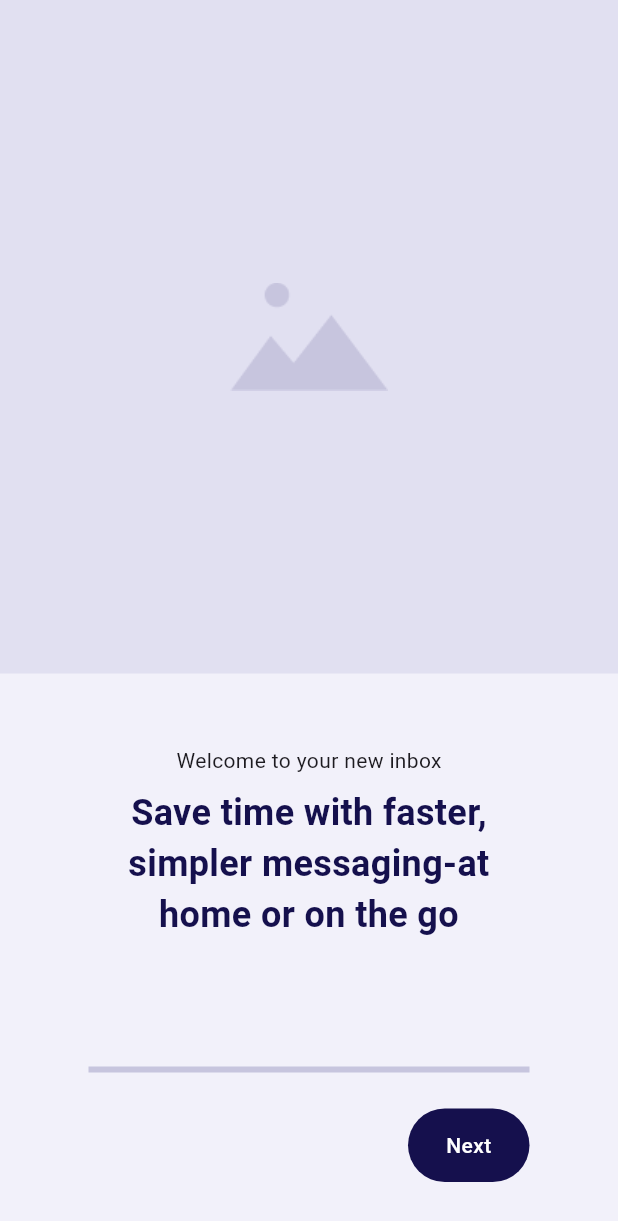
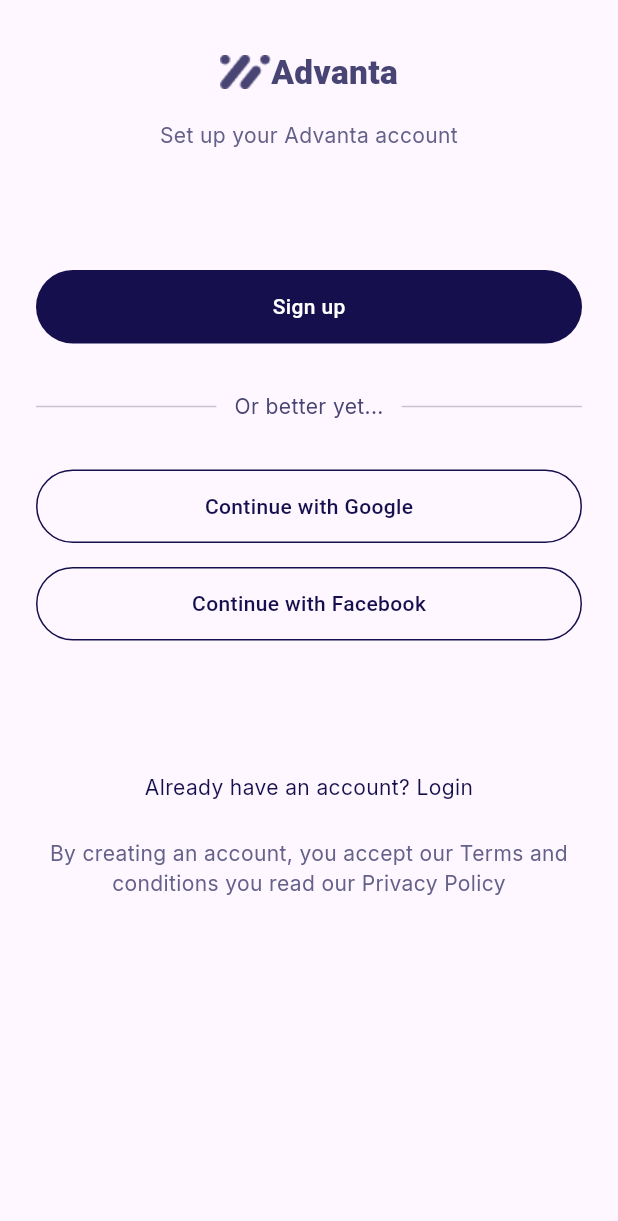
Before and after one commit to femitubosun/avanta, a Flutter app: the WalkthroughPage screen opened by its route, after a tap on "Next", on a phone screen of 412 x 824 dp. Shown: the top 1221 px of the screen. Run offline on Flutter 3.47's test engine with Material 3 defaults, Android fonts, the phone set to English and light mode, and no system bars; our stand-ins replace google_fonts.

Commit message:
feat: signup page

```diff
--- /dev/null
+++ b/lib/pages/signup_page.dart
@@ -0,0 +1,119 @@
+import 'package:avanta/shared/colors.dart';
+import 'package:avanta/shared/custom_button.dart';
+import 'package:avanta/shared/text.dart';
+import 'package:flutter/material.dart';
+
+class SignupPage extends StatefulWidget {
+  static String routeName = '/signup';
+
+  const SignupPage({super.key});
+
+  @override
+  State<SignupPage> createState() => _SignupPageState();
+}
+
+class _SignupPageState extends State<SignupPage> {
+  @override
+  Widget build(BuildContext context) {
+    return Scaffold(
+        body: SafeArea(
+            child: SizedBox(
+      width: double.infinity,
+      child: Padding(
+        padding: const EdgeInsets.symmetric(horizontal: 24, vertical: 32),
+        child: SizedBox(
+          width: double.infinity,
+          child: Column(
+            crossAxisAlignment: CrossAxisAlignment.center,
+            children: [
+              Row(
+                mainAxisAlignment: MainAxisAlignment.center,
+                children: [
+                  Image.asset(
+                    'assets/images/logo-alt.png',
+                    height: 23,
+                  ),
+                  Text(
+                    "Advanta",
+                    style: TextStyle(
+                        color: CustomColors.primary700,
+                        fontWeight: FontWeight.w900,
+                        fontSize: 22.3),
+                  )
+                ],
+              ),
+              const SizedBox(
+                height: 16,
+              ),
+              CustomText(
+                text: "Set up your Advanta account",
+                variant: CustomTextVariant.bodyMediumRegular,
+                color: CustomColors.primary600,
+              ),
+              const SizedBox(
+                height: 64,
+              ),
+              const SizedBox(
+                height: 16,
+              ),
+              CustomButton(text: "Sign up", onTap: () {}),
+              Padding(
+                padding: const EdgeInsets.symmetric(vertical: 32),
+                child: Row(
+                  mainAxisAlignment: MainAxisAlignment.center,
+                  children: [
+                    const Expanded(
+                      child: Divider(), // Divider on the left side
+                    ),
+                    Container(
+                      padding: const EdgeInsets.symmetric(horizontal: 12),
+                      child: CustomText(
+                          text: "Or better yet...",
+                          variant: CustomTextVariant.bodyLargeRegular,
+                          color: CustomColors.primary700),
+                    ),
+                    const Expanded(
+                      child: Divider(), // Divider on the right side
+                    ),
+                  ],
+                ),
+              ),
+              Column(
+                children: [
+                  CustomButton(
+                    text: "Continue with Google",
+                    onTap: () {},
+                    variant: CustomButtonVariant.outline,
+                  ),
+                  const SizedBox(
+                    height: 16,
+                  ),
+                  CustomButton(
+                    text: "Continue with Facebook",
+                    onTap: () {},
+                    variant: CustomButtonVariant.outline,
+                  )
+                ],
+              ),
+              const SizedBox(
+                height: 88,
+              ),
+              CustomText(
+                  text: "Already have an account? Login",
+                  variant: CustomTextVariant.bodyMediumRegular,
+                  color: CustomColors.primary900),
+              const SizedBox(
+                height: 24,
+              ),
+              CustomText(
+                  text:
+                      "By creating an account, you accept our Terms and conditions you read our Privacy Policy",
+                  variant: CustomTextVariant.bodyMediumRegular,
+                  color: CustomColors.primary600)
+            ],
+          ),
+        ),
+      ),
+    )));
+  }
+}
--- a/lib/pages/walk_through_page.dart
+++ b/lib/pages/walk_through_page.dart
@@ -1,3 +1,4 @@
+import 'package:avanta/pages/signup_page.dart';
 import 'package:avanta/shared/colors.dart';
 import 'package:avanta/shared/custom_button.dart';
 import 'package:flutter/material.dart';
@@ -54,12 +55,15 @@ class WalkthroughPage extends StatelessWidget {
                   const SizedBox(
                     height: 24,
                   ),
-                  const Align(
+                  Align(
                     alignment: Alignment.bottomRight,
                     child: SizedBox(
                       width: 81,
                       child: CustomButton(
                         text: "Next",
+                        onTap: () {
+                          Navigator.pushNamed(context, SignupPage.routeName);
+                        },
                       ),
                     ),
                   )
--- a/lib/routes.dart
+++ b/lib/routes.dart
@@ -1,8 +1,10 @@
 import 'package:avanta/pages/home_page.dart';
+import 'package:avanta/pages/signup_page.dart';
 import 'package:avanta/pages/walk_through_page.dart';
 import 'package:flutter/material.dart';
 
 Map<String, Widget Function(BuildContext)> routes = {
   HomePage.routeName: (context) => const HomePage(),
-  WalkthroughPage.routeName: (context) => const WalkthroughPage()
+  WalkthroughPage.routeName: (context) => const WalkthroughPage(),
+  SignupPage.routeName: (context) => const SignupPage()
 };
--- a/lib/shared/custom_button.dart
+++ b/lib/shared/custom_button.dart
@@ -1,13 +1,20 @@
+import 'package:avanta/shared/colors.dart';
 import 'package:flutter/material.dart';
+
+enum CustomButtonVariant { elevated, outline }
 
 class CustomButton extends StatefulWidget {
   final double? width;
   final double? height;
   final Color backgroundColor;
   final String text;
+  final CustomButtonVariant variant;
+  final void Function() onTap;
 
   const CustomButton(
       {required this.text,
+      required this.onTap,
+      this.variant = CustomButtonVariant.elevated,
       this.width,
       this.height = 49,
       this.backgroundColor = const Color(0xff15104D),
@@ -21,22 +28,29 @@ class _CustomButtonState extends State<CustomButton> {
   @override
   Widget build(BuildContext context) {
     return GestureDetector(
-      onTap: () {},
+      onTap: widget.onTap,
       child: Container(
         width: widget.width ?? double.infinity,
         height: widget.height,
         alignment: Alignment.center,
         decoration: BoxDecoration(
           borderRadius: BorderRadius.circular(100),
-          color: widget.backgroundColor,
+          border: widget.variant == CustomButtonVariant.elevated
+              ? null
+              : Border.all(color: widget.backgroundColor),
+          color: widget.variant == CustomButtonVariant.elevated
+              ? widget.backgroundColor
+              : null,
         ),
         child: Row(
           mainAxisAlignment: MainAxisAlignment.center,
           children: [
             Text(
               widget.text,
-              style: const TextStyle(
-                color: Colors.white,
+              style: TextStyle(
+                color: widget.variant == CustomButtonVariant.elevated
+                    ? Colors.white
+                    : CustomColors.primary900,
                 fontWeight: FontWeight.w500,
               ),
             ),
--- /dev/null
+++ b/lib/shared/text.dart
@@ -0,0 +1,134 @@
+import 'package:flutter/material.dart';
+import 'package:google_fonts/google_fonts.dart';
+
+class CustomTextVariant {
+  static dynamic bodySmall = {
+    "fonstSize": 12.0,
+    "fontWeight": FontWeight.normal,
+    "lineHeight": 19.0,
+  };
+
+  static dynamic bodyMediumRegular = {
+    "fonstSize": 14.0,
+    "fontWeight": FontWeight.normal,
+    "lineHeight": 21.0,
+  };
+
+  static dynamic bodyMediumSemiBold = {
+    "fonstSize": 14.0,
+    "fontWeight": FontWeight.w600,
+    "lineHeight": 21.0,
+  };
+  static dynamic bodyMediumBold = {
+    "fonstSize": 14.0,
+    "fontWeight": FontWeight.bold,
+    "lineHeight": 21.0,
+  };
+
+  static dynamic bodyLargeRegular = {
+    "fonstSize": 16.0,
+    "fontWeight": FontWeight.normal,
+    "lineHeight": 24.0,
+  };
+
+  static dynamic bodyBold = {
+    "fonstSize": 16.0,
+    "fontWeight": FontWeight.bold,
+    "lineHeight": 24.0,
+  };
+
+  static dynamic labelSmall = {
+    "fonstSize": 11.0,
+    "fontWeight": FontWeight.normal,
+    "lineHeight": 18.0,
+  };
+
+  static dynamic labelMedium = {
+    "fonstSize": 12.0,
+    "fontWeight": FontWeight.normal,
+    "lineHeight": 19,
+  };
+
+  static dynamic labelLarge = {
+    "fonstSize": 14.0,
+    "fontWeight": FontWeight.normal,
+    "lineHeight": 21.0,
+  };
+  static dynamic titleSmall = {
+    "fonstSize": 14.0,
+    "fontWeight": FontWeight.w600,
+    "lineHeight": 21.0,
+  };
+
+  static dynamic titleMedium = {
+    "fonstSize": 16.0,
+    "fontWeight": FontWeight.w600,
+    "lineHeight": 23.0,
+  };
+
+  static dynamic titleLarge = {
+    "fonstSize": 22.0,
+    "fontWeight": FontWeight.w600,
+    "lineHeight": 29.0,
+  };
+  static dynamic headLineSmall = {
+    "fonstSize": 24.0,
+    "fontWeight": FontWeight.w600,
+    "lineHeight": 31.0,
+  };
+
+  static dynamic headlineMedium = {
+    "fonstSize": 28.0,
+    "fontWeight": FontWeight.w600,
+    "lineHeight": 35,
+  };
+
+  static dynamic headlineLarge = {
+    "fonstSize": 32.0,
+    "fontWeight": FontWeight.w600,
+    "lineHeight": 39.0,
+  };
+  static dynamic displaySmall = {
+    "fonstSize": 36.0,
+    "fontWeight": FontWeight.bold,
+    "lineHeight": 43.0,
+  };
+
+  static dynamic displayMedium = {
+    "fonstSize": 45.0,
+    "fontWeight": FontWeight.bold,
+    "lineHeight": 52,
+  };
+
+  static dynamic displayLarge = {
+    "fonstSize": 57.0,
+    "fontWeight": FontWeight.bold,
+    "lineHeight": 64.0,
+  };
+}
+
+class CustomText extends StatelessWidget {
+  final Map<String, dynamic> variant;
+  final String text;
+  final TextAlign? textAlign;
+  final Color color;
+
+  const CustomText(
+      {required this.text,
+      required this.variant,
+      required this.color,
+      this.textAlign = TextAlign.center,
+      super.key});
+
+  @override
+  Widget build(BuildContext context) {
+    return Text(text,
+        textAlign: textAlign,
+        style: GoogleFonts.inter(
+            color: color,
+            fontSize: variant['fontSize'],
+            fontWeight: variant['fontWeight']
+            // height: variant['lineHeight'])
+            ));
+  }
+}
--- a/pubspec.yaml
+++ b/pubspec.yaml
@@ -34,6 +34,7 @@ dependencies:
   # The following adds the Cupertino Icons font to your application.
   # Use with the CupertinoIcons class for iOS style icons.
   cupertino_icons: ^1.0.6
+  google_fonts: ^6.2.1
 
 dev_dependencies:
   flutter_test:
```
Also changed, not shown: assets/images/logo-alt.png (added), pubspec.lock, 10 other files.
